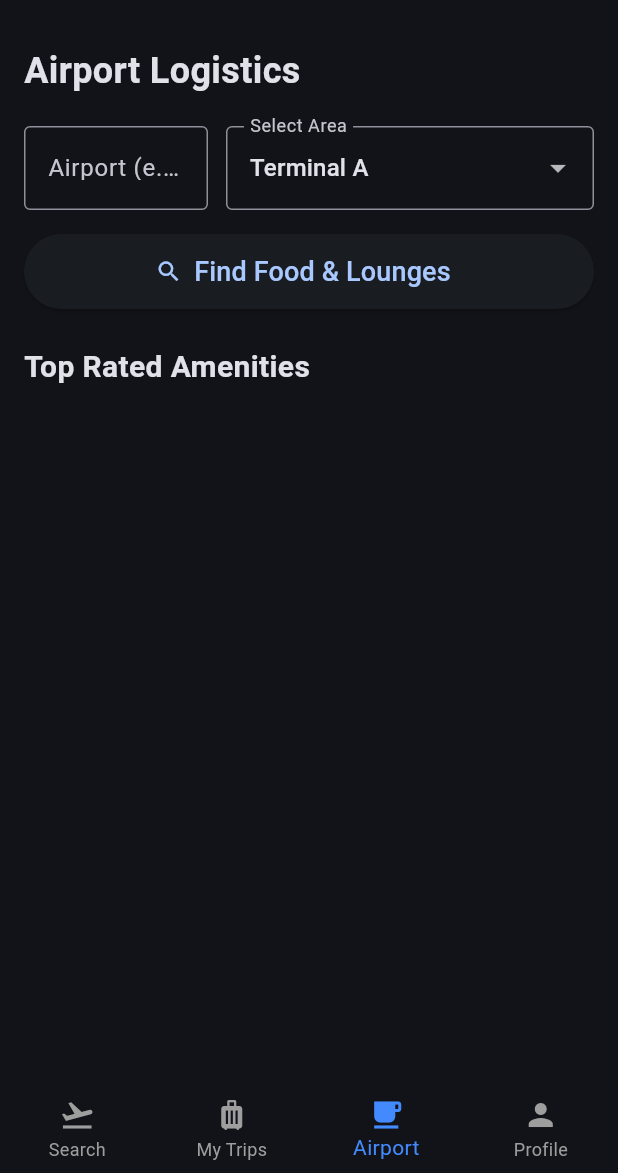
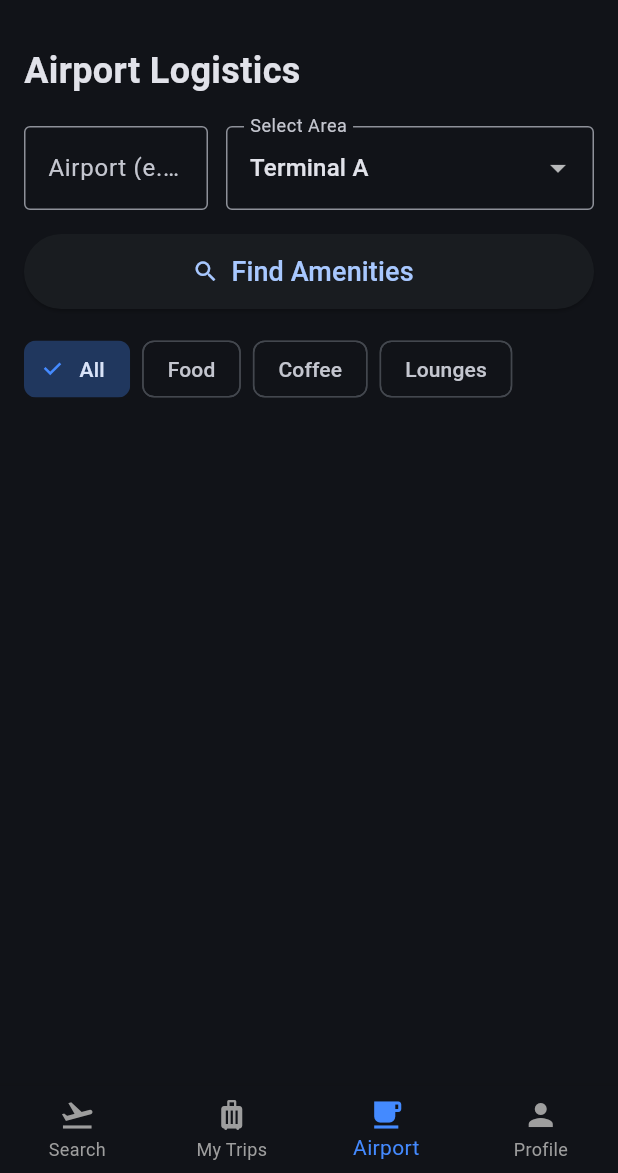
Before and after one commit to SchJ2004/travel-logistics-app, a Flutter app: the screen it shows once a user with an empty profile is signed in, item 3 of the bottom bar chosen, on a phone screen of 412 x 824 dp, the part 63-1236 px from its top. Run offline on Flutter 3.47's test engine with Material 3 defaults, Android fonts, the phone set to English and light mode, and no system bars; our stand-ins replace supabase_flutter; accounts and stored records are empty.

Commit message:
Added Flight Details screen and routing

```diff
--- a/lib/screens/dashboard_screen.dart
+++ b/lib/screens/dashboard_screen.dart
@@ -1,5 +1,6 @@
 import 'package:flutter/material.dart';
 import 'package:supabase_flutter/supabase_flutter.dart';
+import 'flight_details_screen.dart'; // <-- IMPORTED YOUR NEW SCREEN!
 
 class DashboardScreen extends StatefulWidget {
   const DashboardScreen({super.key});
@@ -42,7 +43,7 @@ class _DashboardScreenState extends State<DashboardScreen> {
 }
 
 // ==========================================
-// TAB 1: FLIGHT SEARCH (Duffel API)
+// TAB 1: FLIGHT SEARCH
 // ==========================================
 class FlightSearchTab extends StatefulWidget {
   const FlightSearchTab({super.key});
@@ -179,6 +180,9 @@ class _FlightSearchTabState extends State<FlightSearchTab> {
                     elevation: 3, margin: const EdgeInsets.symmetric(vertical: 8),
                     shape: RoundedRectangleBorder(borderRadius: BorderRadius.circular(12)),
                     child: ListTile(
+                      // --- ROUTING WIRED UP HERE ---
+                      onTap: () => Navigator.push(context, MaterialPageRoute(builder: (context) => FlightDetailsScreen(flight: flight))),
+
                       contentPadding: const EdgeInsets.symmetric(horizontal: 16, vertical: 8),
                       leading: const CircleAvatar(backgroundColor: Colors.blueAccent, child: Icon(Icons.flight, color: Colors.white)),
                       title: Text(flight['airline'] ?? 'Unknown Airline', style: const TextStyle(fontWeight: FontWeight.bold, fontSize: 18)),
@@ -209,7 +213,7 @@ class _FlightSearchTabState extends State<FlightSearchTab> {
 }
 
 // ==========================================
-// TAB 2: MY TRIPS (Supabase Database)
+// TAB 2: MY TRIPS
 // ==========================================
 class MyTripsTab extends StatelessWidget {
   const MyTripsTab({super.key});
@@ -253,6 +257,9 @@ class MyTripsTab extends StatelessWidget {
                       elevation: 2,
                       margin: const EdgeInsets.symmetric(vertical: 8),
                       child: ListTile(
+                        // --- ROUTING WIRED UP HERE ---
+                        onTap: () => Navigator.push(context, MaterialPageRoute(builder: (context) => FlightDetailsScreen(flight: flight))),
+
                         leading: const Icon(Icons.luggage, color: Colors.blueAccent),
                         title: Text('${flight['origin']} to ${flight['destination']}', style: const TextStyle(fontWeight: FontWeight.bold)),
                         subtitle: Text('${flight['airline']} • Date: ${flight['departure_date']}'),
@@ -280,7 +287,7 @@ class MyTripsTab extends StatelessWidget {
 }
 
 // ==========================================
-// TAB 3: AIRPORT LOGISTICS (Yelp API)
+// TAB 3: AIRPORT LOGISTICS (Yelp API + Filters)
 // ==========================================
 class AirportLogisticsTab extends StatefulWidget {
   const AirportLogisticsTab({super.key});
@@ -292,6 +299,9 @@ class AirportLogisticsTab extends StatefulWidget {
 class _AirportLogisticsTabState extends State<AirportLogisticsTab> {
   final _airportCodeController = TextEditingController();
   String _selectedTerminal = 'Terminal A';
+
+  String _selectedCategory = 'All';
+  final List<String> _categories = ['All', 'Food', 'Coffee', 'Lounges'];
 
   bool _isLoading = false;
   bool _hasSearched = false;
@@ -310,13 +320,14 @@ class _AirportLogisticsTabState extends State<AirportLogisticsTab> {
     });
 
     try {
-      // Call our new Supabase Edge Function!
+      String searchTerm = 'food lounge $_selectedTerminal';
+      if (_selectedCategory == 'Food') searchTerm = 'restaurant $_selectedTerminal';
+      if (_selectedCategory == 'Coffee') searchTerm = 'coffee $_selectedTerminal';
+      if (_selectedCategory == 'Lounges') searchTerm = 'airport lounge $_selectedTerminal';
+
       final response = await Supabase.instance.client.functions.invoke(
         'airport-amenities',
-        body: {
-          'location': '$airport Airport',
-          'term': 'food lounge $_selectedTerminal'
-        },
+        body: {'location': '$airport Airport', 'term': searchTerm},
       );
 
       setState(() {
@@ -381,16 +392,37 @@ class _AirportLogisticsTabState extends State<AirportLogisticsTab> {
             : ElevatedButton.icon(
                 onPressed: _fetchAmenities,
                 icon: const Icon(Icons.search),
-                label: const Text('Find Food & Lounges', style: TextStyle(fontSize: 18)),
+                label: const Text('Find Amenities', style: TextStyle(fontSize: 18)),
                 style: ElevatedButton.styleFrom(minimumSize: const Size.fromHeight(50)),
               ),
 
-          const SizedBox(height: 24),
-          const Text('Top Rated Amenities', style: TextStyle(fontSize: 20, fontWeight: FontWeight.bold)),
+          const SizedBox(height: 16),
+
+          SingleChildScrollView(
+            scrollDirection: Axis.horizontal,
+            child: Row(
+              children: _categories.map((category) {
+                return Padding(
+                  padding: const EdgeInsets.only(right: 8.0),
+                  child: FilterChip(
+                    label: Text(category),
+                    selected: _selectedCategory == category,
+                    selectedColor: Colors.blueAccent.withOpacity(0.3),
+                    checkmarkColor: Colors.blueAccent,
+                    onSelected: (bool selected) {
+                      setState(() => _selectedCategory = category);
+                      if (_hasSearched) _fetchAmenities();
+                    },
+                  ),
+                );
+              }).toList(),
+            ),
+          ),
+
           const SizedBox(height: 12),
 
           if (_hasSearched && _amenities.isEmpty)
-            const Center(child: Text('No amenities found for this terminal.', style: TextStyle(fontSize: 16))),
+            const Center(child: Text('No amenities found for this filter.', style: TextStyle(fontSize: 16))),
 
           Expanded(
             child: ListView.builder(
@@ -432,6 +464,7 @@ class _AirportLogisticsTabState extends State<AirportLogisticsTab> {
     );
   }
 }
+
 // ==========================================
 // TAB 4: PROFILE
 // ==========================================
```
Also changed, not shown: lib/screens/flight_details_screen.dart (added, +130 -0 lines). Lines whose indentation alone changed are shown as unchanged.
